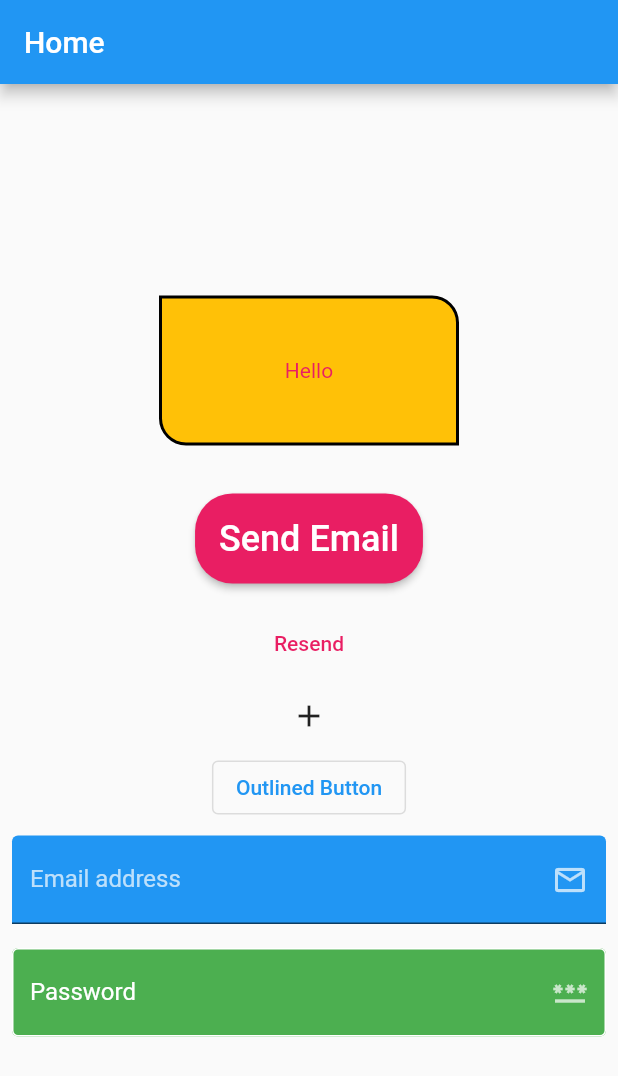
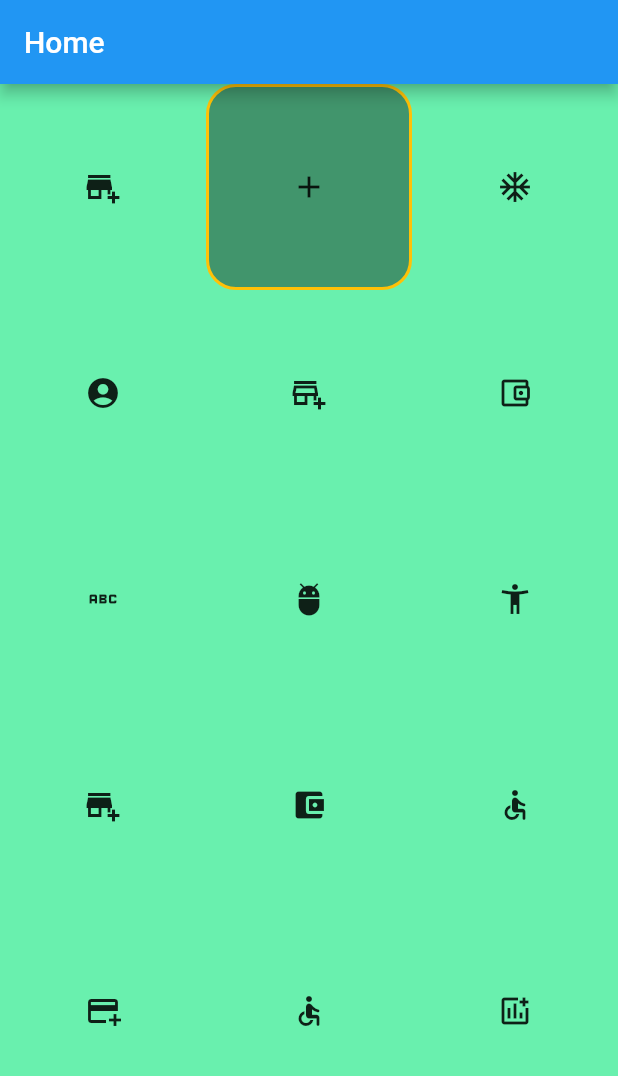
Before and after one commit to flucloxin500/Ostad_Batch_04, a Flutter app: the screen it shows after launch, on a phone screen of 412 x 824 dp. Shown: the top 1076 px of the screen. Run offline on Flutter 3.47's test engine with Material 2 defaults, Android fonts, the phone set to English and light mode, and no system bars.

Commit message:
Box Decoration

```diff
--- a/lib/main.dart
+++ b/lib/main.dart
@@ -18,148 +18,124 @@ class HomeScreen extends StatelessWidget{
         appBar: AppBar(
           title: Text('Home'),
         ),
-      body: Center(
+        body: Container(
+          decoration: BoxDecoration(
+              color: Colors.greenAccent
+          ),
+          child: Scrollbar(
+            thickness: 20,
+            radius: Radius.circular(10),
+            child: GridView(
+              gridDelegate: SliverGridDelegateWithFixedCrossAxisCount(
+                  crossAxisCount: 3),
+              children: [
+                Icon(Icons.add_business),
+                Container(
+                    decoration: BoxDecoration(
+                      color: Colors.black38,
+                      border: Border.all(color: Colors.amber,width: 2),
+                      borderRadius: BorderRadius.circular(20),
+                    ),
+                    child: Icon(Icons.add)),
+                Icon(Icons.ac_unit),
+                Icon(Icons.account_circle),
+                Icon(Icons.add_business_outlined),
+                Icon(Icons.account_balance_wallet_outlined),
+                Icon(Icons.abc),
+                Icon(Icons.adb_rounded),
+                Icon(Icons.accessibility_new_sharp),
+                Icon(Icons.add_business),
+                Icon(Icons.account_balance_wallet),
+                Icon(Icons.accessible_rounded),
+                Icon(Icons.add_card_outlined),
+                Icon(Icons.accessible_rounded),
+                Icon(Icons.add_chart_outlined),
+              ],
+            ),
+          ),
+        )
+      /*
+      Container(
+        decoration: BoxDecoration(
+          color: Colors.lightGreen
+        ),
+        child: Scrollbar(
+
+        child: SingleChildScrollView(
+
+          // direction of scroll area
+          scrollDirection: Axis.vertical,
           child: Column(
-            mainAxisAlignment: MainAxisAlignment.center,
             children: [
               Container(
-                width: 200,
-                height: 100,
-
-                /// adding anything in container, used child
-                child: Text('Hello',style: TextStyle(
-                  color: Colors.pink,
-                ),),
-                alignment: Alignment.center,
-                /// for all side
-                margin: EdgeInsets.all(16),
-                //padding: EdgeInsets.all(10),
-                /// for any single side
-                //padding: EdgeInsets.only(top: 10, bottom: 15),
-                /// for symmetrical
-                padding: EdgeInsets.symmetric(horizontal: 15,vertical: 10),
-                // for decoration colors can't be add outside of the decoration
+                margin: EdgeInsets.symmetric(vertical: 10,horizontal: 5),
 
                 decoration: BoxDecoration(
-                  color: Colors.amber,
-                  border: Border.all(color: Colors.black,
-                      width: 2 ),
-                  // for whole side
-                  ///borderRadius: BorderRadius.circular(15),
-                  //for single side
-                  borderRadius: BorderRadius.only
-                    (bottomLeft: Radius.circular(18),
-                      topRight: Radius.circular(18)),
-                  /// for all kind of shape
-                  //shape: BoxShape.circle
+                  color: Colors.blue,
+                  border: Border.all(color: Colors.black38,width: 2),
+                  borderRadius: BorderRadius.all(Radius.circular(48)),
+
+                ),
+                child: ListTile(
+                  title: Text('Username'),
+                  subtitle: Text('user@gmnail.com'),
+                  leading: Icon(Icons.adb_outlined),
+                  trailing: Icon(Icons.arrow_right_alt),
+                  onTap: (){
+                    print('Last Title pressed');
+                  },
                 ),
               ),
-              Container(
-                margin: EdgeInsets.all(16),
-                child: ElevatedButton(
-                    style: ElevatedButton.styleFrom(
-                        backgroundColor: Colors.pink,
-                        textStyle: TextStyle(
-                            fontSize: 24,
-                            fontWeight: FontWeight.w500
+              Divider(
+                height: 5,
+                thickness: 1,
+                color: Colors.black38,
+                endIndent: 25,
+                indent: 16,
               ),
-                        padding: EdgeInsets.all(16),
-                        shape: RoundedRectangleBorder(
-                            borderRadius: BorderRadius.circular(25)
-                        )
+              ListTile(
+                title: Text('Username'),
+                subtitle: Text('user@gmnail.com'),
+                leading: Icon(Icons.adb_outlined),
+                trailing: Icon(Icons.arrow_right_alt),
+                onTap: (){
+                  print('Last Title pressed');
+                },
               ),
-                    onLongPress: (){
-                      print('Email Deleted');
+              ListTile(
+                title: Text('Username'),
+                subtitle: Text('user@gmnail.com'),
+                leading: Icon(Icons.adb_outlined),
+                trailing: Icon(Icons.arrow_right_alt),
+
+                onTap: (){
+                  print('Last Title pressed');
                 },
-                    onPressed: () {
-                      print('Email has been sent');
-                    }, child: Text('Send Email')),
               ),
-              TextButton(
-                style: TextButton.styleFrom(
-                    foregroundColor: Colors.pink
+              Divider(
+                height: 5,
+                thickness: 1,
+                color: Colors.pink,
+                endIndent: 25,
+                indent: 16,
               ),
-                onPressed: (){
-                  print('Resend Email');
-                }, child: Text('Resend'),
+              ListTile(
+                title: Text('Username'),
+                subtitle: Text('user@gmnail.com'),
+                leading: Icon(Icons.adb_outlined),
+                trailing: Icon(Icons.arrow_right_alt),
+                onTap: (){
+                  print('Last Title pressed');
+                },
               ),
-              IconButton(onPressed: (){}, icon: Icon(Icons.add)),
-              OutlinedButton(
-
-                  onLongPress: (){
-                    print('Longpress on outlined button');
-                  },
-                  onPressed: (){},
-                  child: Text('Outlined Button')),
-              // input
-              Padding(
-                padding: const EdgeInsets.all(8.0),
-                child: TextField(
-                  //maxLines: 5,
-                  style: TextStyle(
-                      color: Colors.white
-                  ),
-                  decoration: InputDecoration(
-                      fillColor: Colors.blue,
-                      filled: true,
-                      hintText: 'Enter your email address',
-                      hintStyle: TextStyle(
-                          color: Colors.white70
-                      ),
-                      suffixIcon: Icon(Icons.email_outlined, color: Colors.white70,),
-                      label: Text('Email address'),
-                      labelStyle: TextStyle(
-                          color: Colors.white70
-                      )
-                  ),
-                ),
-              ),
-              /*SizedBox(
-                  height: 10.0,
-                  width: 10,
-                ),*/
-              Padding(
-                padding: const EdgeInsets.all(8.0),
-                child: TextField(
-                  // wrap with sizedbox is used for padding
-                  obscureText: true,
-                  controller: TextEditingController(),
-                  style: TextStyle(
-                      color: Colors.white
-                  ),
-                  decoration: InputDecoration(
-                    fillColor: Colors.green,
-                    filled: true,
-                    hintText: 'Enter your password',
-                    hintStyle: TextStyle(
-                        color: Colors.white70
-                    ),
-                    suffixIcon: Icon(Icons.password, color: Colors.white70,),
-                    label: Text('Password'),
-                    labelStyle: TextStyle(
-                        color: Colors.white
-                    ),
-                    border: OutlineInputBorder(),
-                    enabledBorder: OutlineInputBorder(
-                        borderSide: BorderSide(
-                            color: Colors.white)
-                    ),
-                    disabledBorder: OutlineInputBorder(
-                        borderSide: BorderSide(
-                            color: Colors.red)
-                    ),
-                    focusedBorder: OutlineInputBorder(
-                        borderSide: BorderSide(
-                            color: Colors.green)
-                    ),
+          ],
         ),
     ),
         ),
 
-            ],
-          )
-      ),
+     ),*/
     );
+
   }
 
 }
```
Lines whose indentation alone changed are shown as unchanged.
